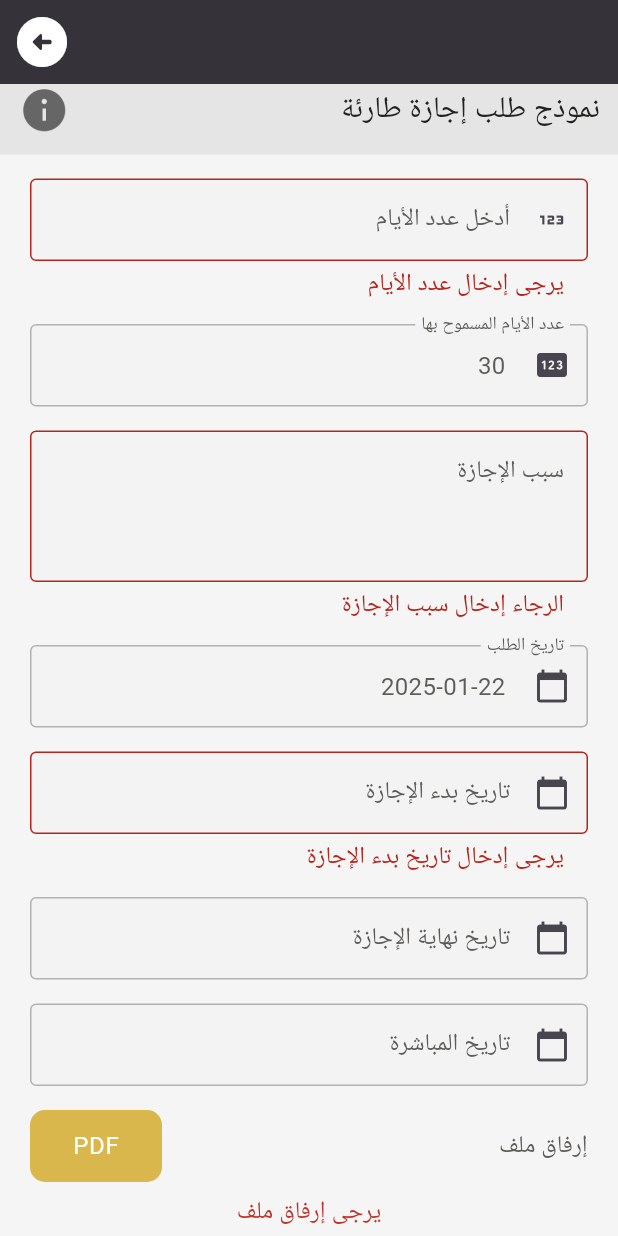
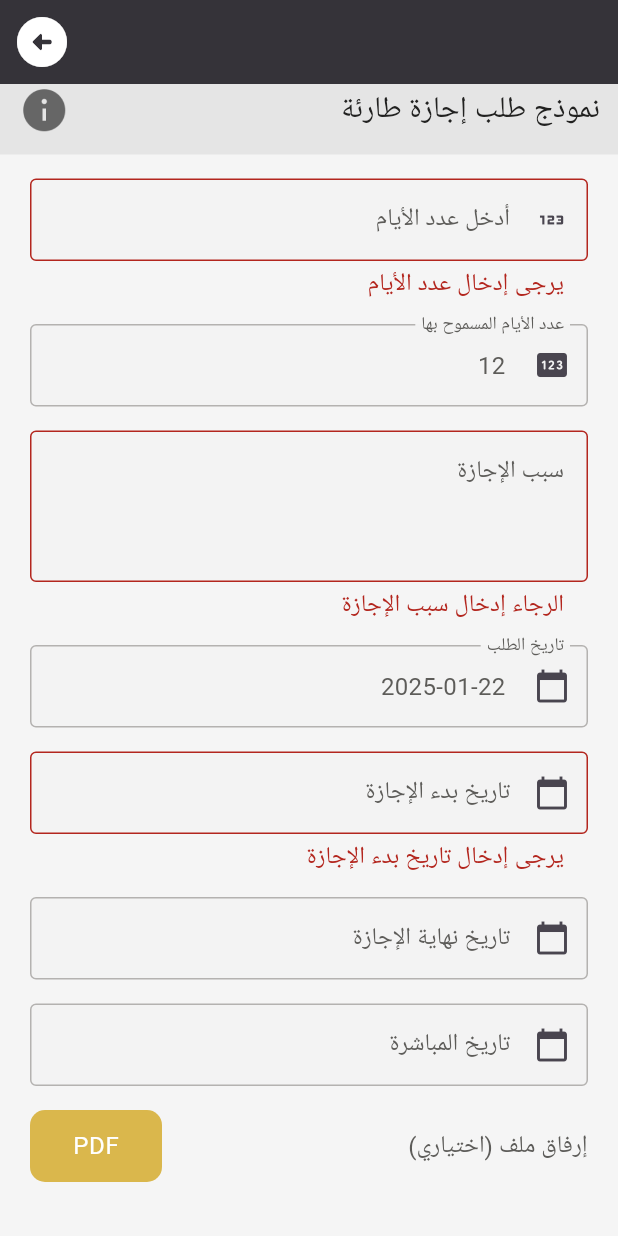
Before and after one commit to Ekram20/qacc_application, a Flutter app: the EmergencyLeaveRequest screen opened by its route, scrolled down 32 dp, after a tap on "إرسال الطلب", on a phone screen of 412 x 824 dp. Run offline on Flutter 3.47's test engine with Material 3 defaults, Android fonts, the light colour scheme and no system bars; our stand-ins replace auto_route, file_picker, font_awesome_flutter, gap, smooth_page_indicator; missing offline and left inert: syncfusion_flutter_pdfviewer; Roboto replaces fonts that are missing (Cairo).

Commit message:
جعل الملف اختياري وتقييد عدد الأيام (طارئة)

```diff
--- a/lib/views/emergency_leave_request.dart
+++ b/lib/views/emergency_leave_request.dart
@@ -25,7 +25,6 @@ class _EmergencyLeaveRequestState extends State<EmergencyLeaveRequest> {
 
   File? _file;
   String? _selectedFile; // المتغير لتمثيل الملف الذي تم اختياره
-  bool isSubmitted = false; // لتتبع حالة الإرسال
 
   // تعريف متغير للتحكم في عدد الأيام
   TextEditingController daysController = TextEditingController();
@@ -81,13 +80,24 @@ class _EmergencyLeaveRequestState extends State<EmergencyLeaveRequest> {
                         validator: (value) =>
                             value!.isEmpty ? 'يرجى إدخال عدد الأيام' : null,
                         onChanged: (value) {
+                          if (int.tryParse(value) != null &&
+                              int.parse(value) > 3) {
+                            daysController.clear();
+                            ScaffoldMessenger.of(context).showSnackBar(
+                              SnackBar(
+                                content: Text('لا يمكن تجاوز 3 أيام في كل طلب'),
+                                duration: Duration(seconds: 2),
+                                backgroundColor: Colors.red,
+                              ),
+                            );
+                          }
                           setState(() {});
                         },
                       ),
                       Gap(16.0), // مسافة بين الحقول
                       // حقل عدد الأيام المسموح بها
                       CustomTextField(
-                        controller: TextEditingController(text: "30"),
+                        controller: TextEditingController(text: "12"),
                         readOnly: true,
                         keyboardType: TextInputType.text,
                         labelText: 'عدد الأيام المسموح بها',
@@ -95,9 +105,7 @@ class _EmergencyLeaveRequestState extends State<EmergencyLeaveRequest> {
                       ),
                       Gap(16.0),
                       LeaveReasonField(
-                        onChanged: (value) {
-                          leaveReasonController.text = value; // حفظ النص
-                        },
+                        controller: leaveReasonController,
                       ),
                       Gap(16.0),
                       DateFormFieldWidget(
@@ -110,7 +118,7 @@ class _EmergencyLeaveRequestState extends State<EmergencyLeaveRequest> {
                       ),
                       Gap(16.0),
                       PdfWidget(
-                        title: 'إرفاق ملف',
+                        title: 'إرفاق ملف (اختياري)',
                         file: _file,
                         openFilePicker: _openFilePicker,
                         onFilePicked: (file) {
@@ -118,9 +126,7 @@ class _EmergencyLeaveRequestState extends State<EmergencyLeaveRequest> {
                             _file = file;
                           });
                         },
-                        validator: (value) => _file == null && isSubmitted
-                            ? 'يرجى إرفاق ملف'
-                            : null,
+                        validator: (value) => null, // الملف اختياري الآن
                       ),
 
                       Gap(10.0),
@@ -142,16 +148,9 @@ class _EmergencyLeaveRequestState extends State<EmergencyLeaveRequest> {
   }
 
   void _submitForm() {
-    setState(() {
-      isSubmitted = true; // تعيين حالة الإرسال إلى true
-    });
 
     // إذا تم اختيار "نعم" فقط يتم التحقق من الحقول
     if (_formKey.currentState!.validate()) {
-      // تحقق إضافي لضمان أن الملف موجود عند اختيار "نعم"
-      if (_file == null) {
-        return; // إيقاف الإرسال إذا لم يتم اختيار ملف
-      }
       // إضافة البيانات إلى الكائن requestData
       Map<String, dynamic> requestData = {
         'daysController': daysController.text,
@@ -180,7 +179,6 @@ class _EmergencyLeaveRequestState extends State<EmergencyLeaveRequest> {
         leaveEndController.clear();
         resumptionController.clear();
         _file = null; // إعادة تعيين الملف
-        isSubmitted = false;
       });
     }
   }
--- a/lib/widgets/leave_reason_field.dart
+++ b/lib/widgets/leave_reason_field.dart
@@ -2,11 +2,14 @@ import 'package:flutter/material.dart';
 import 'package:qacc_application/models/app_colors.dart';
 
 class LeaveReasonField extends StatelessWidget {
+  final TextEditingController controller;
+
   final Function(String)? onChanged; // لمعالجة النص المدخل
   final String? Function(String?)? validator; // للتحقق من صحة النص
 
   const LeaveReasonField({
     Key? key,
+    required this.controller,
     this.onChanged,
     this.validator,
   }) : super(key: key);
@@ -14,6 +17,7 @@ class LeaveReasonField extends StatelessWidget {
   @override
   Widget build(BuildContext context) {
     return TextFormField(
+      controller: controller,
       textAlign: TextAlign.start,
       maxLines: 3, // لجعل الحقل متعدد الأسطر
       decoration: InputDecoration(
```
